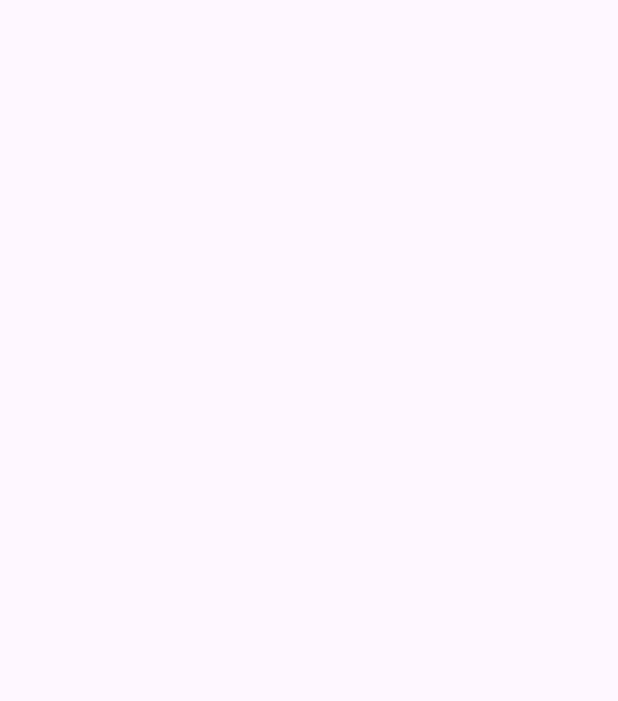
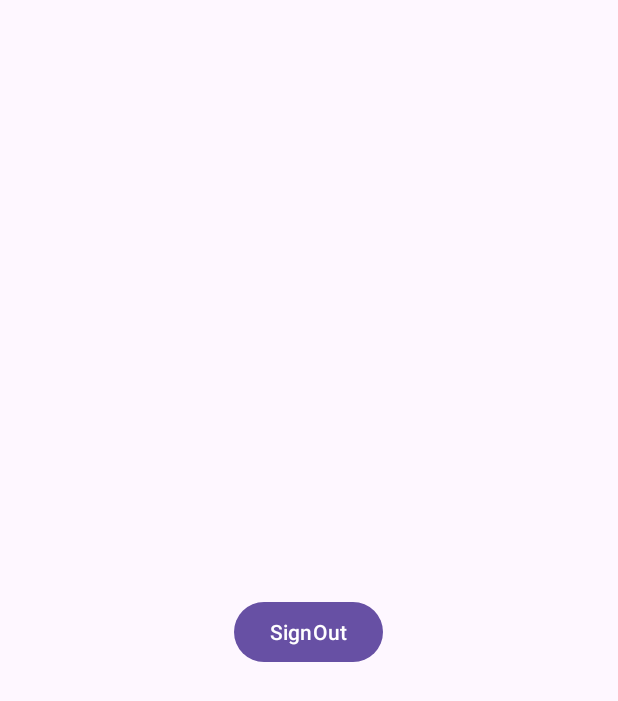
Before and after one commit to JohanV711/ark, an Android app: the screen it shows after launch once a user with an empty profile is signed in (MainActivity), on a phone screen of 412 x 824 dp. Before the commit the part shown is empty. Shown: the top 701 px of the screen. Run offline under Robolectric (Android 15) with nearby library versions, the phone set to English and light mode, and no system bars; our stand-ins replace Firebase (no records; nobody signed in at launch, a user with empty details on screens opened directly).

Commit message:
added sign out

```diff
--- a/app/src/main/java/com/cumn/ark/MainActivity.java
+++ b/app/src/main/java/com/cumn/ark/MainActivity.java
@@ -2,6 +2,8 @@ package com.cumn.ark;
 
 import android.content.Intent;
 import android.os.Bundle;
+import android.view.View;
+import android.widget.Button;
 import android.widget.TextView;
 
 import androidx.activity.EdgeToEdge;
@@ -17,15 +19,17 @@ public class MainActivity extends AppCompatActivity {
     FirebaseUser user;
     FirebaseAuth auth;
     TextView textView;
+    Button buttonSignOut;
     @Override
     protected void onCreate(Bundle savedInstanceState) {
         super.onCreate(savedInstanceState);
         EdgeToEdge.enable(this);
         setContentView(R.layout.activity_main);
-
+        buttonSignOut = findViewById(R.id.btn_signOut);
         auth = FirebaseAuth.getInstance();
         user = auth.getCurrentUser();
         textView = findViewById(R.id.user_details);
+
         if(user == null){
             Intent intent = new Intent(getApplicationContext(), Login.class);
             startActivity(intent);
@@ -33,6 +37,18 @@ public class MainActivity extends AppCompatActivity {
         }
         else{
             textView.setText(user.getEmail());
+            buttonSignOut.findViewById(R.id.btn_signOut);
+
+            buttonSignOut.setOnClickListener(new View.OnClickListener(){
+                @Override
+                public void onClick(View view) {
+                    FirebaseAuth.getInstance().signOut();
+                    Intent intent = new Intent(getApplicationContext(), Login.class);
+                    startActivity(intent);
+                    finish();
+                }
+            });
         }
+
     }
 }
--- a/app/src/main/java/com/cumn/ark/auth/Register.java
+++ b/app/src/main/java/com/cumn/ark/auth/Register.java
@@ -80,6 +80,9 @@ public class Register extends AppCompatActivity {
                                 if (task.isSuccessful()) {
                                    // FirebaseUser user = mAuth.getCurrentUser();
                                     Toast.makeText(Register.this, "Account created.", Toast.LENGTH_SHORT).show();
+                                    Intent intent = new Intent(getApplicationContext(), Login.class);
+                                    startActivity(intent);
+                                    finish();
                                 } else {
                                     Toast.makeText(Register.this, "Authentication failed.", Toast.LENGTH_SHORT).show();
                                 }
--- a/app/src/main/res/layout/activity_main.xml
+++ b/app/src/main/res/layout/activity_main.xml
@@ -2,10 +2,10 @@
 <LinearLayout xmlns:android="http://schemas.android.com/apk/res/android"
     xmlns:app="http://schemas.android.com/apk/res-auto"
     xmlns:tools="http://schemas.android.com/tools"
-    android:id="@+id/main"
+
+    android:layout_width="match_parent"
     android:orientation="vertical"
-    android:layout_gravity="center"
-    android:layout_width="match_parent"
+    android:gravity="center"
     android:layout_height="match_parent"
     tools:context=".MainActivity">
 
@@ -15,5 +15,10 @@
         android:layout_width="wrap_content"
         android:layout_height="wrap_content"
         android:text="@string/hello_world"/>
+    <Button
+        android:id="@+id/btn_signOut"
+        android:text="@string/sign_out"
+        android:layout_width="wrap_content"
+        android:layout_height="wrap_content"/>
 
 </LinearLayout>
--- a/app/src/main/res/values/strings.xml
+++ b/app/src/main/res/values/strings.xml
@@ -7,4 +7,5 @@
     <string name="register">Register</string>
     <string name="click_to_login">Click to login</string>
     <string name="hello_world">Hello world!</string>
+    <string name="sign_out">SignOut</string>
 </resources>
```
